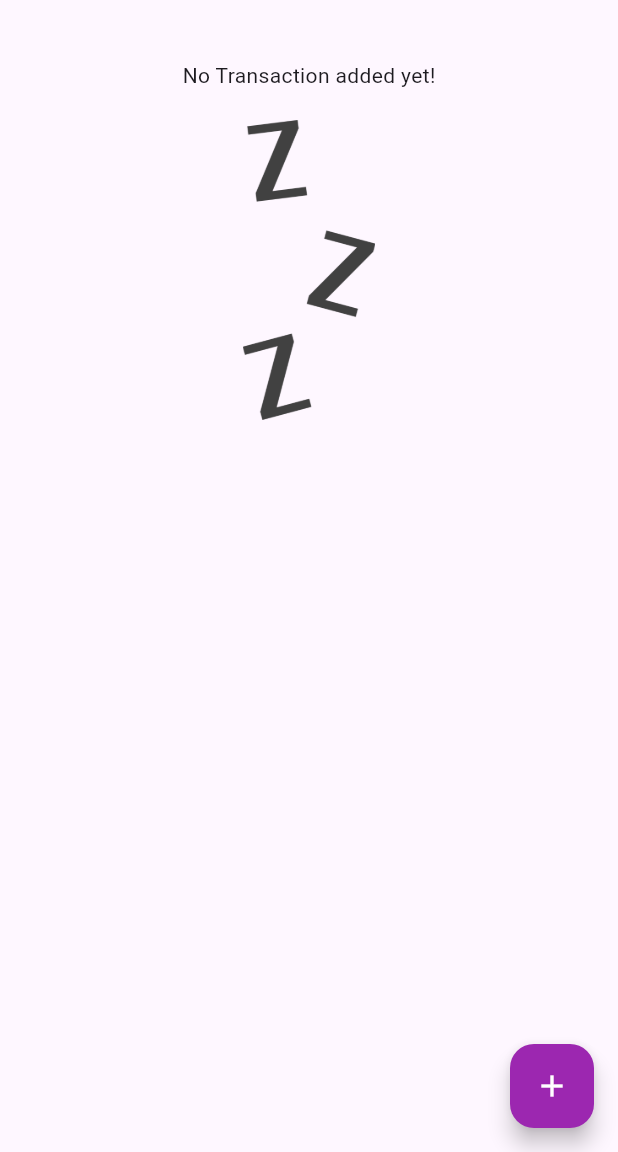
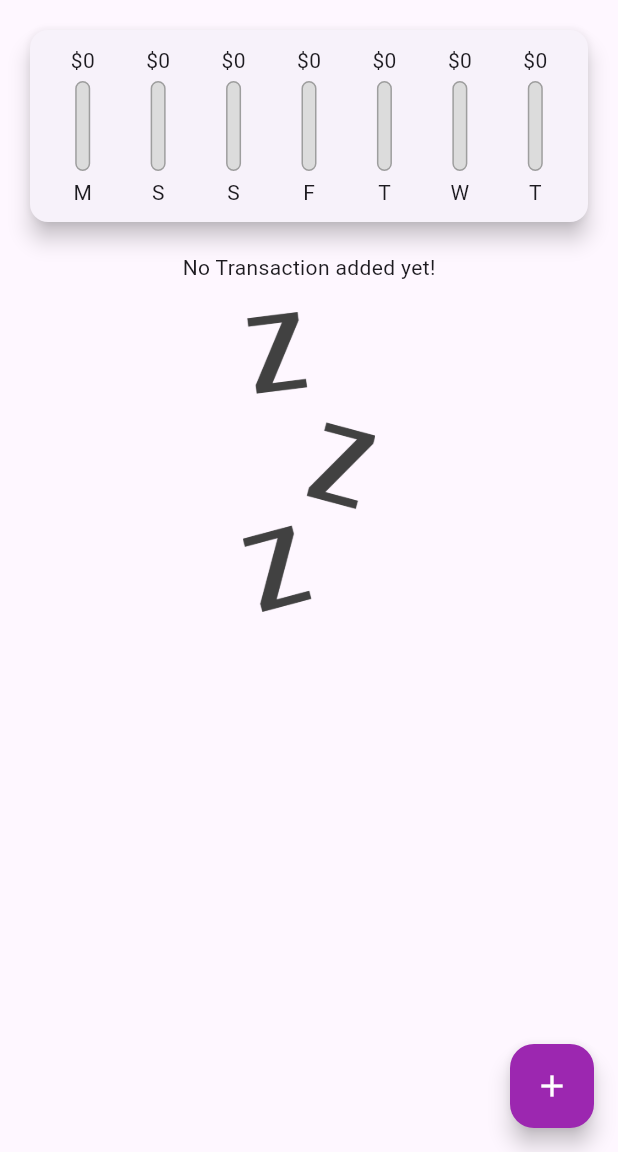
Before and after one commit to Nelofarzabi/Personal_Expenses_App, a Flutter app: the screen it shows after launch, on a phone screen of 412 x 824 dp, the part 84-1236 px from its top. Run offline on Flutter 3.47's test engine with Material 3 defaults, Android fonts, the phone set to English and light mode, and no system bars.

Commit message:
Refactor the transaction list

```diff
--- a/lib/main.dart
+++ b/lib/main.dart
@@ -1,5 +1,6 @@
 import 'package:expense/models/transaction.dart';
 import 'package:expense/widgets/chart.dart';
+// import 'package:expense/widgets/chart.dart';
 import 'package:expense/widgets/transaction_list.dart';
 import 'package:expense/widgets/new_transaction.dart';
 import 'package:flutter/material.dart';
--- a/lib/widgets/chart.dart
+++ b/lib/widgets/chart.dart
@@ -1,35 +1,64 @@
-import 'package:expense/models/transaction.dart';
 import 'package:flutter/material.dart';
 import 'package:intl/intl.dart';
 
+import './chart_bar.dart';
+import '../models/transaction.dart';
+
 class Chart extends StatelessWidget {
-  final List<Transaction> recentTrasaction;
-  Chart(this.recentTrasaction);
+  final List<Transaction> recentTransactions;
 
- List<Map<String , Object>> get groupedTransactionValues{
-  return List.generate(7, (index){
-       final  weekDay = DateTime.now().subtract(Duration(days: index),);
-        double totalSum = 0.0;
-        for(var i = 0 ; i < recentTrasaction.length ; i++){
-          if(recentTrasaction[i].date.day == weekDay.day &&
-          recentTrasaction[i].date.month == weekDay.month &&
-           recentTrasaction[i].date.year == weekDay.year
-          ){
-            totalSum += recentTrasaction[i].amount;
+  Chart(this.recentTransactions);
 
-          }
+  List<Map<String, Object>> get groupedTransactionValues {
+    return List.generate(7, (index) {
+      final weekDay = DateTime.now().subtract(
+        Duration(days: index),
+      );
+      var totalSum = 0.0;
+
+      for (var i = 0; i < recentTransactions.length; i++) {
+        if (recentTransactions[i].date.day == weekDay.day &&
+            recentTransactions[i].date.month == weekDay.month &&
+            recentTransactions[i].date.year == weekDay.year) {
+          totalSum += recentTransactions[i].amount;
         }
-     return {'day' : DateFormat.E().format(weekDay) , 'Amount' : totalSum};
-  });
- }
+      }
+
+      return {
+        'day': DateFormat.E().format(weekDay).substring(0, 1),
+        'amount': totalSum,
+      };
+    });
+  }
+
+  double get totalSpending {
+    return groupedTransactionValues.fold(0.0, (sum, item) {
+      return sum + (item['amount'] as double);
+    });
+  }
 
   @override
   Widget build(BuildContext context) {
     return Card(
       elevation: 6,
       margin: EdgeInsets.all(20),
-      child: Row(
-        children: [],
+      child: Padding(
+        padding: EdgeInsets.all(10),
+        child: Row(
+          mainAxisAlignment: MainAxisAlignment.spaceAround,
+          children: groupedTransactionValues.map((data) {
+            return Flexible(
+              fit: FlexFit.tight,
+              child: ChartBar(
+                data['day'] as String,
+                data['amount'] as double,
+                totalSpending == 0.0
+                    ? 0.0
+                    : (data['amount'] as double) / totalSpending,
+              ),
+            );
+          }).toList(),
+        ),
       ),
     );
   }
--- /dev/null
+++ b/lib/widgets/chart_bar.dart
@@ -0,0 +1,51 @@
+import 'package:flutter/material.dart';
+
+class ChartBar extends StatelessWidget {
+  final String label;
+  final double spendingAmount;
+  final double spendingPctOfTotal;
+
+  ChartBar(this.label, this.spendingAmount, this.spendingPctOfTotal);
+
+  @override
+  Widget build(BuildContext context) {
+    return Column(
+      children: <Widget>[
+        FittedBox(
+          child: Text('\$${spendingAmount.toStringAsFixed(0)}'),
+        ),
+        SizedBox(
+          height: 4,
+        ),
+        Container(
+          height: 60,
+          width: 10,
+          child: Stack(
+            children: <Widget>[
+              Container(
+                decoration: BoxDecoration(
+                  border: Border.all(color: Colors.grey, width: 1.0),
+                  color: Color.fromRGBO(220, 220, 220, 1),
+                  borderRadius: BorderRadius.circular(10),
+                ),
+              ),
+              FractionallySizedBox(
+                heightFactor: spendingPctOfTotal,
+                child: Container(
+                  decoration: BoxDecoration(
+                    color: Theme.of(context).primaryColor,
+                    borderRadius: BorderRadius.circular(10),
+                  ),
+                ),
+              ),
+            ],
+          ),
+        ),
+        SizedBox(
+          height: 4,
+        ),
+        Text(label),
+      ],
+    );
+  }
+}
```
Also changed, not shown: lib/widgets/transaction_list.dart (+17 -22 lines).
